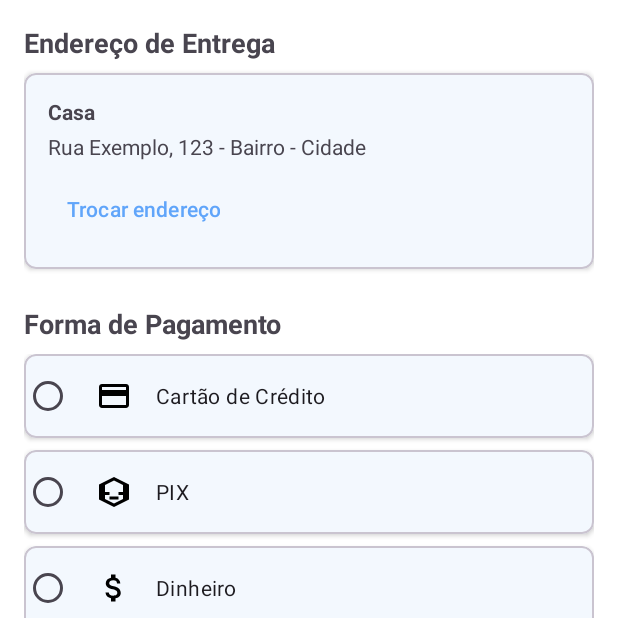
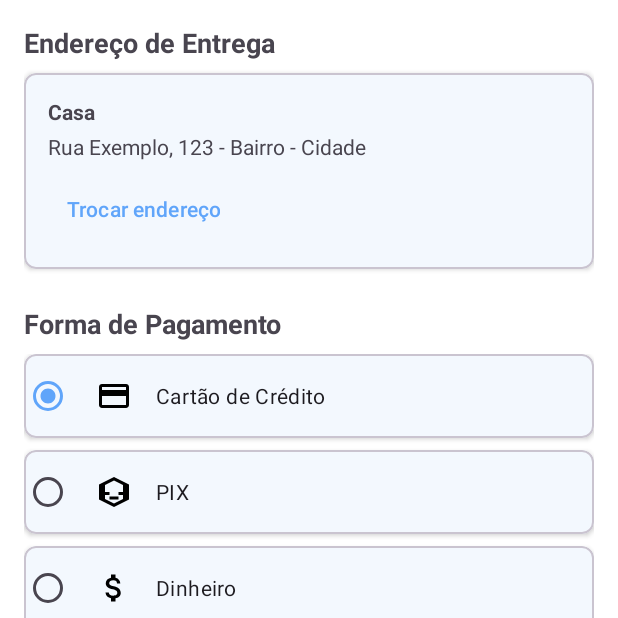
Before and after one commit to Victorks4/AppBrendoka, an Android app: the CheckoutActivity screen opened directly, with no data from a screen before it, on a phone screen of 412 x 824 dp, the top half of it. Run offline under Robolectric (Android 15) with nearby library versions, the phone set to English and light mode, and no system bars; 1 statement that could not run was skipped.

Commit message:
Alo vitu

```diff
--- a/app/src/main/res/layout/activity_checkout.xml
+++ b/app/src/main/res/layout/activity_checkout.xml
@@ -77,7 +77,9 @@
                 android:id="@+id/payment_options"
                 android:layout_width="match_parent"
                 android:layout_height="wrap_content"
-                android:layout_marginBottom="24dp">
+                android:layout_marginBottom="24dp"
+                android:checkedButton="@+id/radio_credit"
+                >
 
                 <com.google.android.material.card.MaterialCardView
                     android:layout_width="match_parent"
@@ -90,10 +92,10 @@
                         android:id="@+id/radio_credit"
                         android:layout_width="match_parent"
                         android:layout_height="wrap_content"
+                        android:drawableStart="@drawable/ic_credit_card"
+                        android:drawablePadding="16dp"
                         android:padding="16dp"
-                        android:text="Cartão de Crédito"
-                        android:drawableStart="@drawable/ic_credit_card"
-                        android:drawablePadding="16dp"/>
+                        android:text="Cartão de Crédito" />
                 </com.google.android.material.card.MaterialCardView>
 
                 <com.google.android.material.card.MaterialCardView
@@ -265,4 +267,6 @@
         android:textStyle="bold"
         app:cornerRadius="8dp"/>
 
+
+
 </androidx.coordinatorlayout.widget.CoordinatorLayout>
```
Also changed, not shown: app/src/main/java/com/example/appproject05/CheckoutActivity.java (+13 -7 lines).
